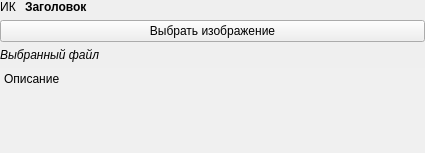
Artemako/auto-exec-doc, file designer/forms/formimage.ui: the form before one commit.
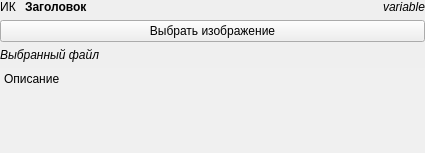
The form after the commit.

Diff of the .ui file:
```diff
--- a/designer/forms/formimage.ui
+++ b/designer/forms/formimage.ui
@@ -33,7 +33,7 @@
     <number>0</number>
    </property>
    <item>
-    <layout class="QHBoxLayout" name="hl" stretch="0,1">
+    <layout class="QHBoxLayout" name="hl" stretch="0,1,0">
      <property name="spacing">
       <number>9</number>
      </property>
@@ -72,6 +72,13 @@
        </property>
       </widget>
      </item>
+     <item>
+      <widget class="QLabel" name="label_variable">
+       <property name="text">
+        <string>&lt;html&gt;&lt;head/&gt;&lt;body&gt;&lt;p&gt;&lt;span style=&quot; font-style:italic;&quot;&gt;variable&lt;/span&gt;&lt;/p&gt;&lt;/body&gt;&lt;/html&gt;</string>
+       </property>
+      </widget>
+     </item>
     </layout>
    </item>
    <item>
```
